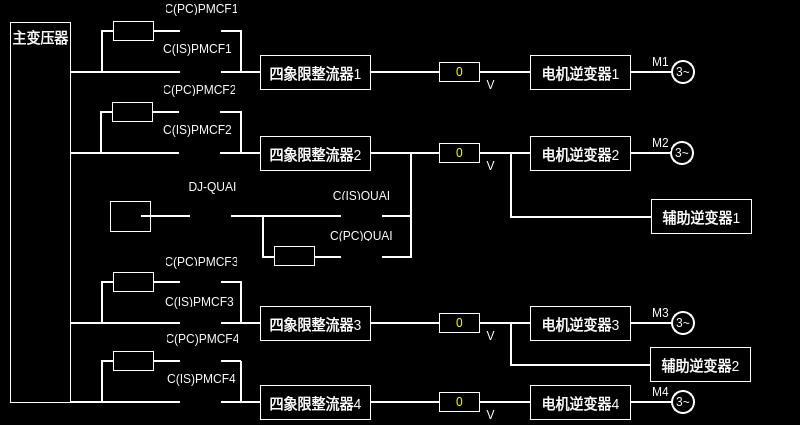
Above: devicedata_mainconv.ui from mayue-crrc/Loco8 before the change. Below: the same form after it.
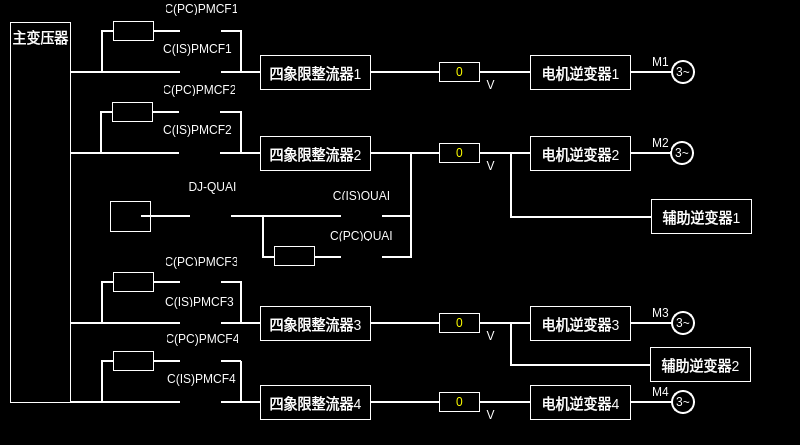
That is the form after the change. Icons and pictures are not drawn.

What changed in the file:
```diff
--- a/devicedata_mainconv.ui
+++ b/devicedata_mainconv.ui
@@ -7,7 +7,7 @@
     <x>0</x>
     <y>0</y>
     <width>800</width>
-    <height>425</height>
+    <height>445</height>
    </rect>
   </property>
   <property name="windowTitle">
```
